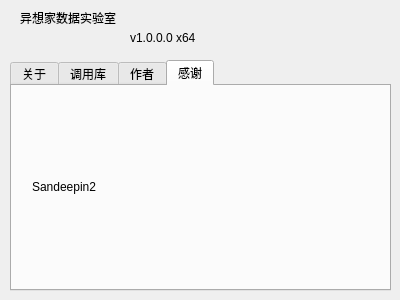
First picture: the form in ui/AboutUI.ui, repository jiangfangzheng/JfzDataLab, before the edit.
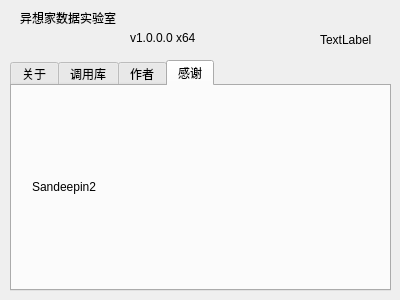
Second picture: the form after the edit. The open tabs and pages were chosen to show the change.

Commit message: about logo

What changed in the file:
```diff
--- a/ui/AboutUI.ui
+++ b/ui/AboutUI.ui
@@ -140,6 +140,19 @@
     </widget>
    </widget>
   </widget>
+  <widget class="QLabel" name="label_7">
+   <property name="geometry">
+    <rect>
+     <x>320</x>
+     <y>10</y>
+     <width>60</width>
+     <height>60</height>
+    </rect>
+   </property>
+   <property name="text">
+    <string>TextLabel</string>
+   </property>
+  </widget>
  </widget>
  <resources/>
  <connections/>
```
Left out of the diff: 2 changed lines with no effect on the pictures. The commit also changes 3 other files.
